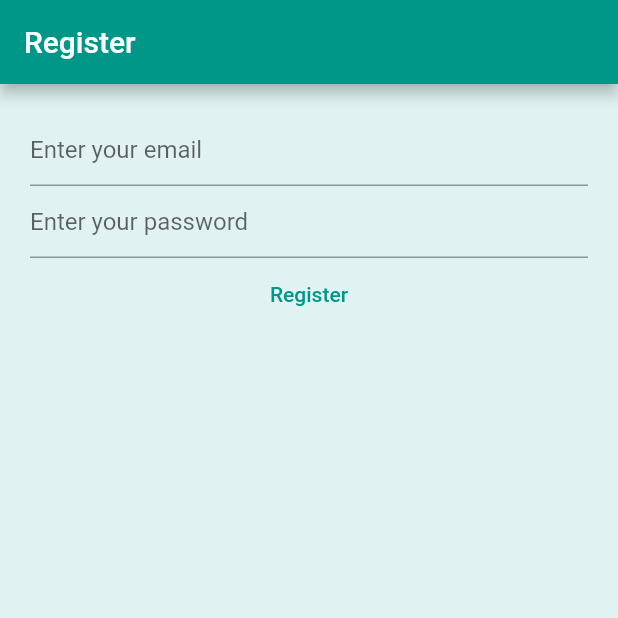
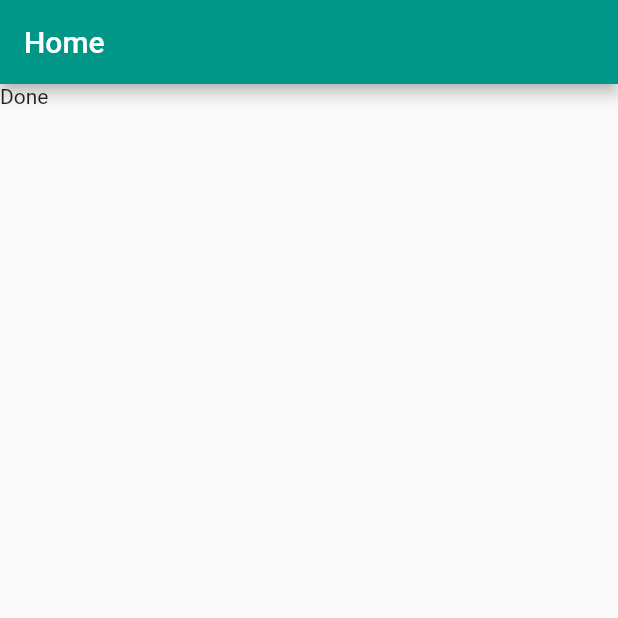
Before and after one commit to yubinkarki/quick-notes, a Flutter app: the screen it shows after launch, on a phone screen of 412 x 824 dp, the top half of it. Run offline on Flutter 3.47's test engine with Material 2 defaults, Android fonts, the phone set to English and light mode, and no system bars; our stand-ins replace firebase_auth, firebase_core; accounts and stored records are empty.

Commit message:
Add home page stateless widget

```diff
--- a/lib/main.dart
+++ b/lib/main.dart
@@ -1,6 +1,7 @@
+import 'package:firebase_auth/firebase_auth.dart';
 import 'package:flutter/material.dart';
 import 'package:firebase_core/firebase_core.dart';
-import "package:firebase_auth/firebase_auth.dart";
+
 import 'package:okaychata/firebase_options.dart';
 import 'package:okaychata/views/login_view.dart';
 
@@ -14,43 +15,19 @@ void main() {
       theme: ThemeData(
         primarySwatch: Colors.teal,
       ),
-      home: const RegisterView(),
+      home: const HomePage(),
     ),
   );
 }
 
-class RegisterView extends StatefulWidget {
-  const RegisterView({super.key});
-
-  @override
-  State<RegisterView> createState() => _RegisterViewState();
-}
-
-class _RegisterViewState extends State<RegisterView> {
-  late final TextEditingController _email;
-  late final TextEditingController _password;
-
-  @override
-  void initState() {
-    _email = TextEditingController();
-    _password = TextEditingController();
-
-    super.initState();
-  }
-
-  @override
-  void dispose() {
-    _email.dispose();
-    _password.dispose();
-
-    super.dispose();
-  }
+class HomePage extends StatelessWidget {
+  const HomePage({Key? key}) : super(key: key);
 
   @override
   Widget build(BuildContext context) {
     return Scaffold(
       appBar: AppBar(
-        title: const Text("Register"),
+        title: const Text("Home"),
       ),
       body: FutureBuilder(
         future: Firebase.initializeApp(
@@ -59,56 +36,14 @@ class _RegisterViewState extends State<RegisterView> {
         builder: (context, snapshot) {
           switch (snapshot.connectionState) {
             case ConnectionState.done:
-              return Container(
-                color: Colors.teal[50],
-                child: Padding(
-                  padding: const EdgeInsets.all(20),
-                  child: Column(
-                    children: [
-                      TextField(
-                        controller: _email,
-                        keyboardType: TextInputType.emailAddress,
-                        enableSuggestions: false,
-                        autocorrect: false,
-                        decoration: const InputDecoration(
-                          hintText: "Enter your email",
-                        ),
-                      ),
-                      TextField(
-                        controller: _password,
-                        obscureText: true,
-                        enableSuggestions: false,
-                        autocorrect: false,
-                        decoration: const InputDecoration(
-                          hintText: "Enter your password",
-                        ),
-                      ),
-                      TextButton(
-                        onPressed: () async {
-                          final email = _email.text;
-                          final password = _password.text;
+              final user = FirebaseAuth.instance.currentUser;
 
-                          try {
-                            final response = await FirebaseAuth.instance
-                                .createUserWithEmailAndPassword(email: email, password: password);
-
-                            print("Register response: $response");
-                          } on FirebaseAuthException catch (e) {
-                            if (e.code == "weak-password") {
-                              print("Password is too weak.");
-                            } else if (e.code == "email-already-in-use") {
-                              print("This email is already in use.");
-                            } else {
-                              print("Something else happened, $e");
-                            }
-                          }
-                        },
-                        child: const Text("Register"),
-                      ),
-                    ],
-                  ),
-                ),
-              );
+              if (user?.emailVerified ?? false) {
+                print("You are verified.");
+              } else {
+                print("You need to verify your email first.");
+              }
+              return const Text("Done");
 
             default:
               return const Text("Loading");
```
